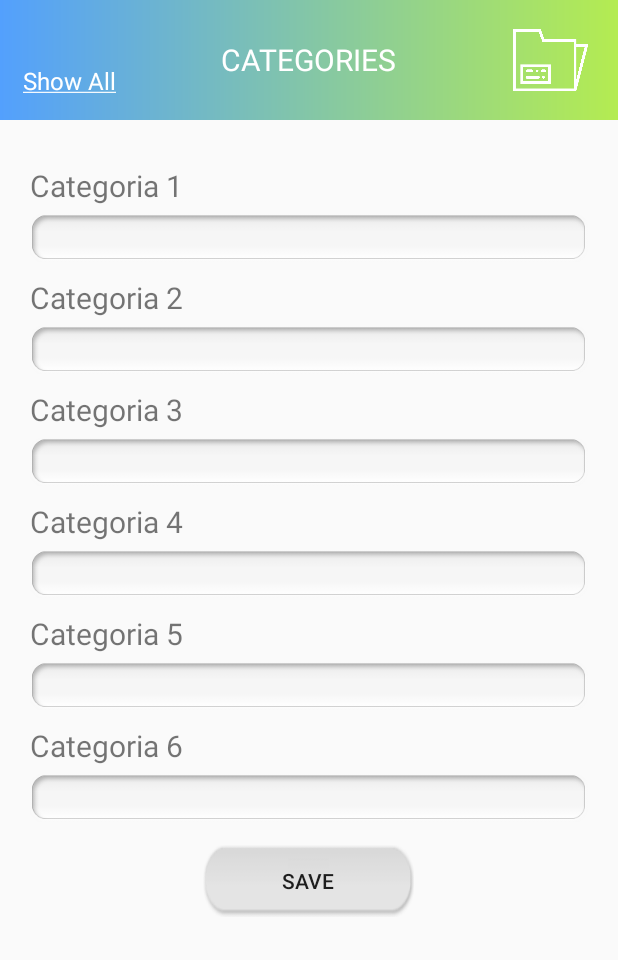
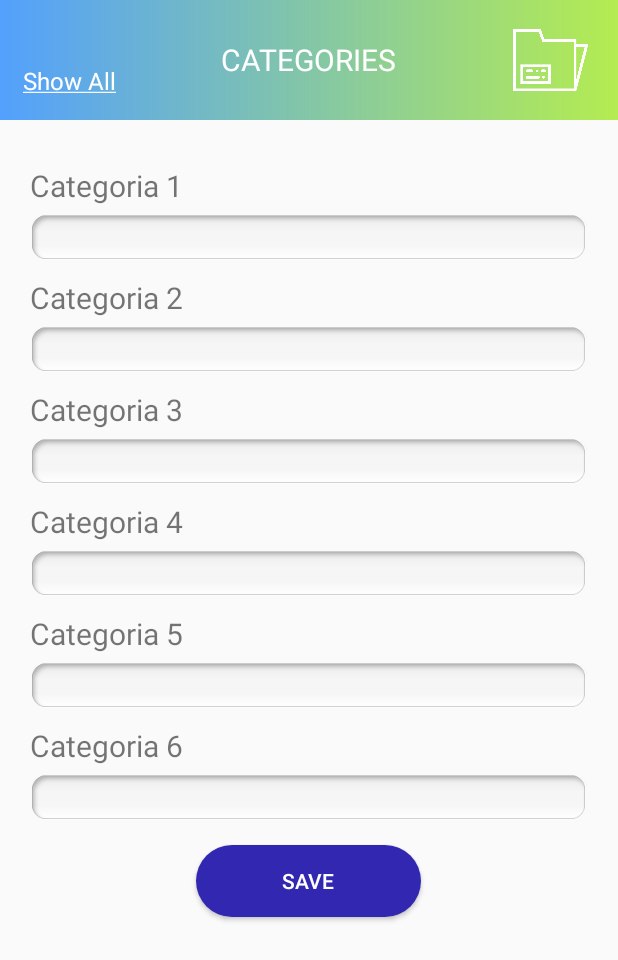
Before and after one commit to ManuelMouta/Receipt-Organizer, an Android app: the layout activity_settings.xml on its own in the app's theme, with its tools: preview values and no code run, on a phone screen of 412 x 824 dp. Shown: the top 960 px of the screen. Run offline under Robolectric (Android 15) with nearby library versions, the phone set to English and light mode, and no system bars.

```diff
--- a/app/src/main/res/layout/activity_settings.xml
+++ b/app/src/main/res/layout/activity_settings.xml
@@ -113,11 +113,12 @@
 
     <Button
         android:id="@+id/save_btn"
-        android:layout_width="wrap_content"
+        android:layout_width="150dp"
         android:layout_height="wrap_content"
         android:text="Save"
         android:layout_marginTop="15dp"
         android:layout_gravity="center_horizontal"
-        android:background="@drawable/btn_selector"/>
+        android:background="@drawable/button1"
+        android:textColor="@color/white"/>
 
 </LinearLayout>
--- a/app/src/main/res/layout/receipts_overview.xml
+++ /dev/null
@@ -1,6 +0,0 @@
-<?xml version="1.0" encoding="utf-8"?>
-<LinearLayout xmlns:android="http://schemas.android.com/apk/res/android"
-    android:orientation="vertical" android:layout_width="match_parent"
-    android:layout_height="match_parent">
-
-</LinearLayout>
```
Also changed, not shown: app/src/main/java/com/example/manuel/receiptorganizer/activities/SettingsActivity.java (+12 -0 lines), app/src/main/res/layout/receipt_info.xml (+4 -3 lines).
